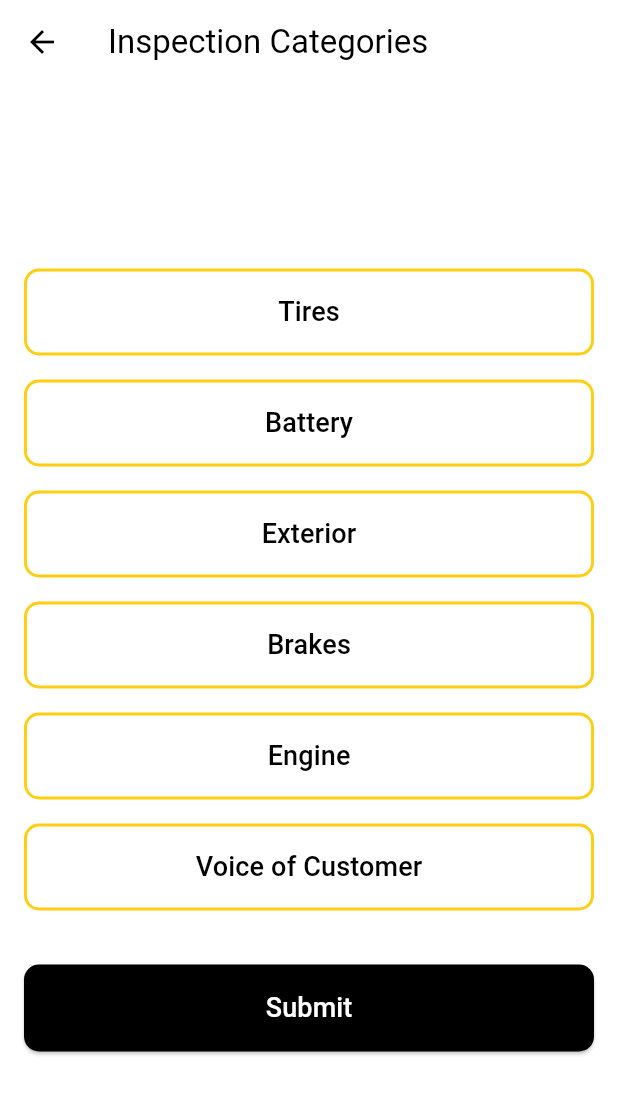
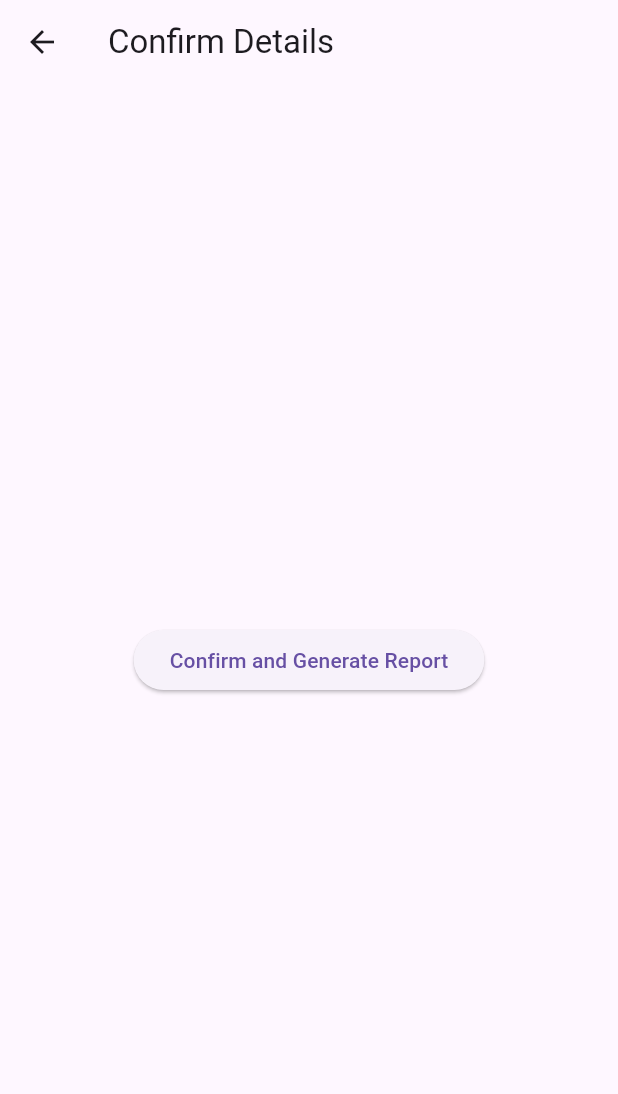
Before and after one commit to levyashvin/caterpillar_hackathon, a Flutter app: the InspectionCategoriesPage screen opened by its route, after a tap on "Submit", on a phone screen of 412 x 824 dp. Shown: the top 1094 px of the screen. Run offline on Flutter 3.47's test engine with Material 3 defaults, Android fonts, the light colour scheme and no system bars; our stand-ins replace cloud_firestore, firebase_auth, firebase_core, flutter_tts, image_picker, location and 4 more; accounts and stored records are empty.

Commit message:
tried to add submit functionality broke the code

```diff
--- /dev/null
+++ b/cat_inspector/lib/confirmation_page.dart
@@ -0,0 +1,58 @@
+import 'package:flutter/material.dart';
+import 'package:pdf/widgets.dart' as pw;
+import 'package:printing/printing.dart';
+import 'dart:io';
+import 'package:path_provider/path_provider.dart';
+
+class ConfirmationPage extends StatelessWidget {
+  final Map<String, String> details;
+  final List<File> images;
+
+  ConfirmationPage({required this.details, required this.images});
+
+  Future<void> _generatePdf() async {
+    final pdf = pw.Document();
+    final tempDir = await getTemporaryDirectory();
+    final file = File('${tempDir.path}/report.pdf');
+
+    pdf.addPage(
+      pw.Page(
+        build: (pw.Context context) => pw.Column(
+          children: [
+            pw.Text('Inspection Report',
+                style: const pw.TextStyle(fontSize: 24)),
+            pw.SizedBox(height: 20),
+            pw.Text('Details:', style: const pw.TextStyle(fontSize: 18)),
+            pw.SizedBox(height: 10),
+            ...details.entries
+                .map((entry) => pw.Text('${entry.key}: ${entry.value}')),
+            pw.SizedBox(height: 20),
+            pw.Text('Images:', style: const pw.TextStyle(fontSize: 18)),
+            pw.SizedBox(height: 10),
+            ...images.map(
+                (image) => pw.Image(pw.MemoryImage(image.readAsBytesSync()))),
+          ],
+        ),
+      ),
+    );
+
+    await file.writeAsBytes(await pdf.save());
+    await Printing.sharePdf(
+        bytes: await file.readAsBytes(), filename: 'report.pdf');
+  }
+
+  @override
+  Widget build(BuildContext context) {
+    return Scaffold(
+      appBar: AppBar(
+        title: const Text('Confirm Details'),
+      ),
+      body: Center(
+        child: ElevatedButton(
+          onPressed: _generatePdf,
+          child: const Text('Confirm and Generate Report'),
+        ),
+      ),
+    );
+  }
+}
--- a/cat_inspector/lib/inspection_categories_page.dart
+++ b/cat_inspector/lib/inspection_categories_page.dart
@@ -1,21 +1,29 @@
 import 'package:flutter/material.dart';
-import 'tire_inspection_page.dart'; // Import the new page
+import 'tire_inspection_page.dart'; // Add this import
+import 'confirmation_page.dart';
+import 'dart:io';
 
 class InspectionCategoriesPage extends StatelessWidget {
+  final Map<String, String> inspectionDetails;
+  final List<File> tireImages;
+
+  InspectionCategoriesPage(
+      {required this.inspectionDetails, required this.tireImages});
+
   @override
   Widget build(BuildContext context) {
     return Scaffold(
       appBar: AppBar(
-        title: Text(
+        title: const Text(
           'Inspection Categories',
           style: TextStyle(color: Colors.black),
         ),
         backgroundColor: Colors.white,
-        iconTheme: IconThemeData(color: Colors.black),
+        iconTheme: const IconThemeData(color: Colors.black),
       ),
       body: Container(
         color: Colors.white,
-        padding: EdgeInsets.all(16.0),
+        padding: const EdgeInsets.all(16.0),
         child: Column(
           mainAxisAlignment: MainAxisAlignment.center,
           crossAxisAlignment: CrossAxisAlignment.stretch, // Ensure full width
@@ -26,7 +34,7 @@ class InspectionCategoriesPage extends StatelessWidget {
             _buildCategoryButton(context, 'Brakes'),
             _buildCategoryButton(context, 'Engine'),
             _buildCategoryButton(context, 'Voice of Customer'),
-            SizedBox(height: 20),
+            const SizedBox(height: 20),
             _buildSubmitButton(context),
           ],
         ),
@@ -42,26 +50,24 @@ class InspectionCategoriesPage extends StatelessWidget {
           if (category == 'Tires') {
             Navigator.push(
               context,
-              MaterialPageRoute(
-                  builder: (context) =>
-                      TireInspectionPage()), // Navigate to the TireInspectionPage
+              MaterialPageRoute(builder: (context) => TireInspectionPage()),
             );
           }
           // Handle other categories similarly
         },
         style: TextButton.styleFrom(
           backgroundColor: Colors.white,
-          side: BorderSide(
+          side: const BorderSide(
               color: Color(0xFFFFCD11), width: 2), // Caterpillar yellow border
           shape: RoundedRectangleBorder(
             borderRadius: BorderRadius.circular(10.0),
           ),
-          padding: EdgeInsets.symmetric(
+          padding: const EdgeInsets.symmetric(
               vertical: 16.0), // Add padding for better appearance
         ),
         child: Text(
           category,
-          style: TextStyle(color: Colors.black, fontSize: 18),
+          style: const TextStyle(color: Colors.black, fontSize: 18),
         ),
       ),
     );
@@ -72,17 +78,25 @@ class InspectionCategoriesPage extends StatelessWidget {
       padding: const EdgeInsets.symmetric(vertical: 8.0),
       child: ElevatedButton(
         onPressed: () {
-          // Handle submit action
+          Navigator.push(
+            context,
+            MaterialPageRoute(
+              builder: (context) => ConfirmationPage(
+                details: inspectionDetails,
+                images: tireImages,
+              ),
+            ),
+          );
         },
         style: ElevatedButton.styleFrom(
           backgroundColor: Colors.black,
           shape: RoundedRectangleBorder(
             borderRadius: BorderRadius.circular(10.0),
           ),
-          padding: EdgeInsets.symmetric(
+          padding: const EdgeInsets.symmetric(
               vertical: 16.0), // Add padding for better appearance
         ),
-        child: Text(
+        child: const Text(
           'Submit',
           style: TextStyle(color: Colors.white, fontSize: 18),
         ),
--- a/cat_inspector/lib/splash_screen.dart
+++ b/cat_inspector/lib/splash_screen.dart
@@ -11,7 +11,7 @@ class _SplashScreenState extends State<SplashScreen> {
   @override
   void initState() {
     super.initState();
-    Timer(Duration(seconds: 3), () {
+    Timer(const Duration(seconds: 3), () {
       Navigator.of(context).pushReplacement(
         MaterialPageRoute(builder: (context) => LoginPage()),
       );
--- a/cat_inspector/lib/voice_inspection.dart
+++ b/cat_inspector/lib/voice_inspection.dart
@@ -40,7 +40,7 @@ class _VoiceInspectionState extends State<VoiceInspection> {
   @override
   Widget build(BuildContext context) {
     return Scaffold(
-      appBar: AppBar(title: Text('Voice Inspection')),
+      appBar: AppBar(title: const Text('Voice Inspection')),
       body: Center(child: Text(_text)),
       floatingActionButton: FloatingActionButton(
         onPressed: _listen,
--- a/cat_inspector/pubspec.yaml
+++ b/cat_inspector/pubspec.yaml
@@ -21,6 +21,10 @@ dependencies:
   image_picker: ^0.8.4+4
   flutter_tts: ^3.1.0
   shared_preferences: ^2.0.13
+  pdf: ^3.5.0
+  printing: ^5.9.0
+  path_provider: ^2.0.9
+
 
   test_api: ^0.7.2
 
```
Also changed, not shown: cat_inspector/lib/Auth.dart (+7 -8 lines), cat_inspector/lib/firestore.dart (+8 -8 lines), cat_inspector/lib/inspection_header_page.dart (+43 -18 lines), cat_inspector/lib/inspection_list_page.dart (+9 -11 lines), cat_inspector/lib/login_page.dart (+14 -14 lines), cat_inspector/lib/main.dart (+13 -12 lines), cat_inspector/lib/tire_inspection_page.dart (+21 -20 lines), cat_inspector/pubspec.lock, 5 other files.
